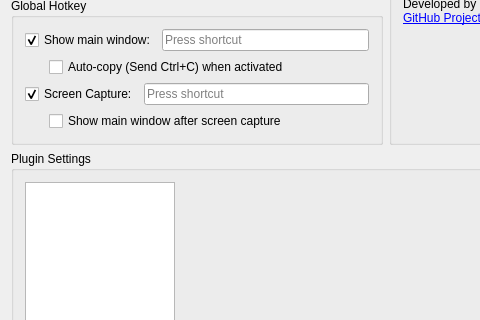
Qt form ClipboardAssistant/Setting.ui (KHeresy/ClipboardAssistant) before a commit; both pictures show x 0 to 480 and y 164 to 484 of the 567 by 575 pixel window.
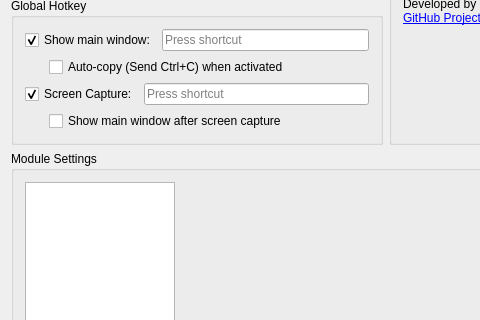
The same form after that commit.

Commit message: rename plugin to module

Diff of the .ui file:
```diff
--- a/ClipboardAssistant/Setting.ui
+++ b/ClipboardAssistant/Setting.ui
@@ -188,9 +188,8 @@
    <item>
     <widget class="QGroupBox" name="groupBoxPlugins">
      <property name="title">
-      <string>Plugin Settings</string>
-     </property>
-     <layout class="QHBoxLayout" name="horizontalLayout_2">
+          <string>Module Settings</string>
+         </property>     <layout class="QHBoxLayout" name="horizontalLayout_2">
       <item>
        <widget class="QListWidget" name="listPlugins">
         <property name="maximumSize">
```
Lines whose indentation alone changed are shown as unchanged. The commit also changes 30 other files.
